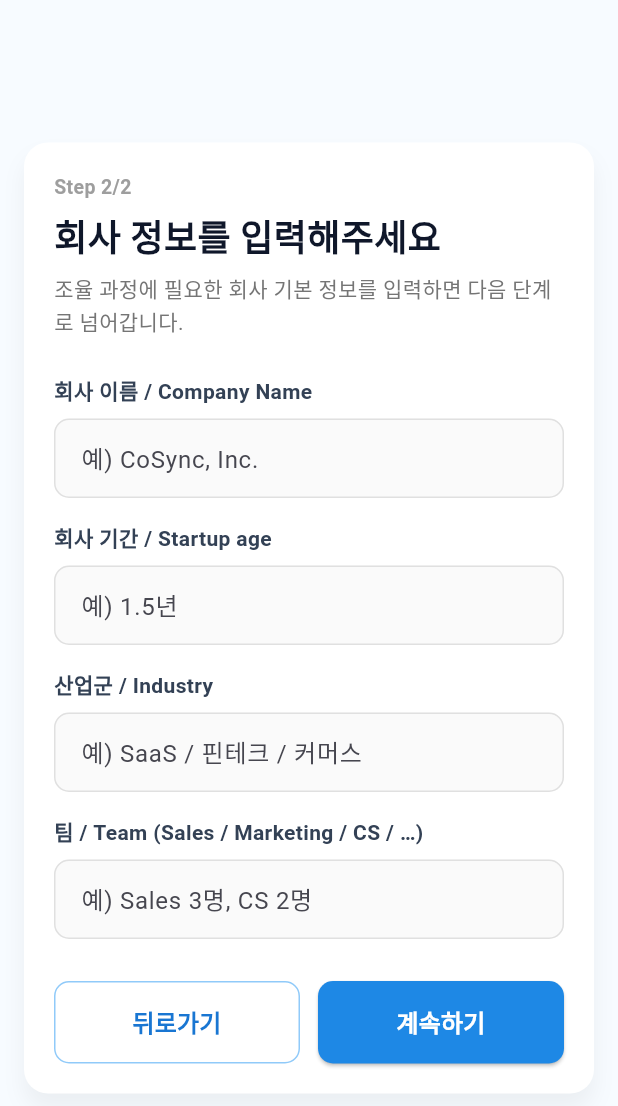
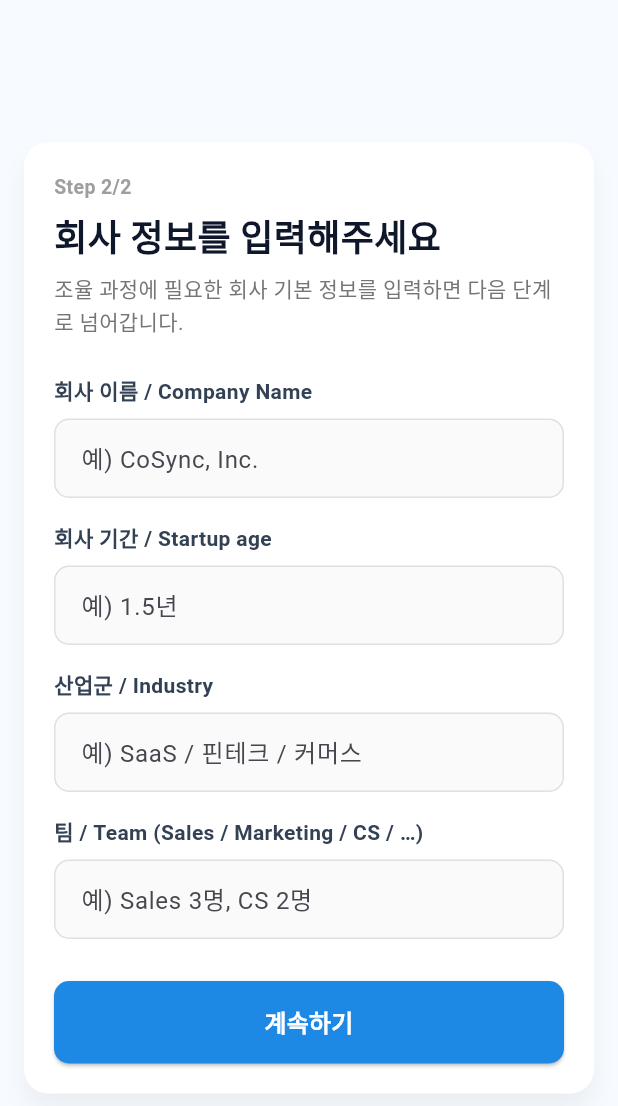
Before and after one commit to jumyeong2/flutter_demo, a Flutter app: the AgreementAdjustIntroStep2Page screen opened directly, on a phone screen of 412 x 824 dp. Shown: the top 1106 px of the screen. Run offline on Flutter 3.47's test engine with Material 3 defaults, Android fonts, the phone set to English and light mode, and no system bars; our stand-ins replace cloud_firestore, firebase_analytics, firebase_auth, firebase_core, get; missing offline and left inert: dart:html; accounts and stored records are empty; Roboto replaces fonts that are missing (Pretendard).

Commit message:
뒤로가기 버튼 제거

```diff
--- a/lib/ui/page/agreement/agreement_adjust_intro_step2.dart
+++ b/lib/ui/page/agreement/agreement_adjust_intro_step2.dart
@@ -116,29 +116,6 @@ class _AgreementAdjustIntroStep2PageState
                           Row(
                             children: [
                               Expanded(
-                                child: OutlinedButton(
-                                  onPressed: () => Get.back(),
-                                  style: OutlinedButton.styleFrom(
-                                    foregroundColor: Colors.blue[700],
-                                    side: BorderSide(color: Colors.blue[200]!),
-                                    shape: RoundedRectangleBorder(
-                                      borderRadius: BorderRadius.circular(10),
-                                    ),
-                                    padding: const EdgeInsets.symmetric(
-                                      vertical: 16,
-                                    ),
-                                  ),
-                                  child: const Text(
-                                    "뒤로가기",
-                                    style: TextStyle(
-                                      fontSize: 16,
-                                      fontWeight: FontWeight.bold,
-                                    ),
-                                  ),
-                                ),
-                              ),
-                              const SizedBox(width: 12),
-                              Expanded(
                                 child: ElevatedButton(
                                   onPressed: _handleSubmit,
                                   style: ElevatedButton.styleFrom(
```
